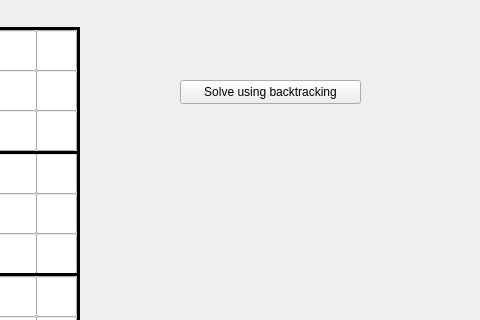
Before: the Qt Designer form sudokuwindow.ui in ThiagoServulo/Sudoku, drawn with Qt 5; both pictures show x 320 to 800 and y 0 to 320 of the 800 by 600 pixel window.
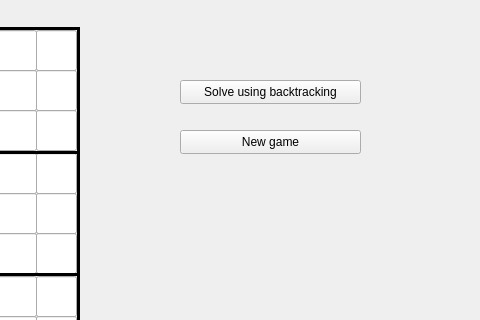
After: the same form once the commit is applied.

Commit message: Create button to generate a new game

Patch:
```diff
--- a/sudokuwindow.ui
+++ b/sudokuwindow.ui
@@ -965,6 +965,19 @@
      <string>Solve using backtracking</string>
     </property>
    </widget>
+   <widget class="QPushButton" name="pushButtonNewGame">
+    <property name="geometry">
+     <rect>
+      <x>500</x>
+      <y>130</y>
+      <width>181</width>
+      <height>24</height>
+     </rect>
+    </property>
+    <property name="text">
+     <string>New game</string>
+    </property>
+   </widget>
    <zorder>lineEdit_A1</zorder>
    <zorder>lineEdit_A2</zorder>
    <zorder>lineEdit_A3</zorder>
```
Left out of the diff: 1 changed line with no effect on the pictures. The commit also changes 3 other files.
